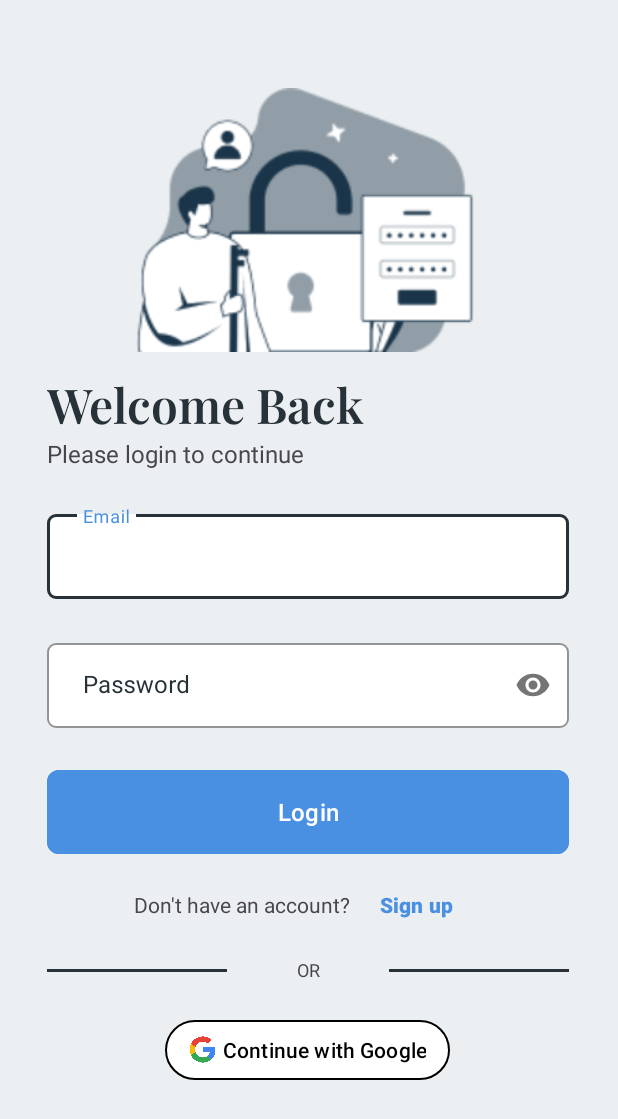
After one commit to denver0619/workwell, an Android app: the layout activity_auth_login.xml on its own in the app's theme, with its tools: preview values and no code run, on a phone screen of 412 x 824 dp. The commit adds this screen. Shown: the top 1119 px of the screen. Run offline under Robolectric (Android 15) with nearby library versions, the phone set to English and light mode, and no system bars.

Commit message:
added font, colors, styles, activity_auth_login.xml, and necessary drawables

```diff
--- a/app/src/main/AndroidManifest.xml
+++ b/app/src/main/AndroidManifest.xml
@@ -12,8 +12,11 @@
         android:supportsRtl="true"
         android:theme="@style/Theme.WorkWell"
         tools:targetApi="31">
+<!--        <activity-->
+<!--            android:name=".AuthLoginActivity"-->
+<!--            android:exported="false" />-->
         <activity
-            android:name=".MainActivity"
+            android:name=".AuthLoginActivity"
             android:exported="true">
             <intent-filter>
                 <action android:name="android.intent.action.MAIN" />
--- /dev/null
+++ b/app/src/main/java/com/digiview/workwell/AuthLoginActivity.java
@@ -0,0 +1,24 @@
+package com.digiview.workwell;
+
+import android.os.Bundle;
+
+import androidx.activity.EdgeToEdge;
+import androidx.appcompat.app.AppCompatActivity;
+import androidx.core.graphics.Insets;
+import androidx.core.view.ViewCompat;
+import androidx.core.view.WindowInsetsCompat;
+
+public class AuthLoginActivity extends AppCompatActivity {
+
+    @Override
+    protected void onCreate(Bundle savedInstanceState) {
+        super.onCreate(savedInstanceState);
+        EdgeToEdge.enable(this);
+        setContentView(R.layout.activity_auth_login);
+        ViewCompat.setOnApplyWindowInsetsListener(findViewById(R.id.main), (v, insets) -> {
+            Insets systemBars = insets.getInsets(WindowInsetsCompat.Type.systemBars());
+            v.setPadding(systemBars.left, systemBars.top, systemBars.right, systemBars.bottom);
+            return insets;
+        });
+    }
+}
--- /dev/null
+++ b/app/src/main/res/layout/activity_auth_login.xml
@@ -0,0 +1,218 @@
+<?xml version="1.0" encoding="utf-8"?>
+<androidx.constraintlayout.widget.ConstraintLayout xmlns:android="http://schemas.android.com/apk/res/android"
+    xmlns:app="http://schemas.android.com/apk/res-auto"
+    xmlns:tools="http://schemas.android.com/tools"
+    android:id="@+id/main"
+    android:layout_width="match_parent"
+    android:layout_height="match_parent"
+    tools:context=".AuthLoginActivity"
+    android:background="@color/neutral_white_color">
+
+    <LinearLayout
+        android:id="@+id/linearLayout"
+        android:layout_width="348dp"
+        android:layout_height="wrap_content"
+        android:orientation="vertical"
+        app:layout_constraintBottom_toBottomOf="parent"
+        app:layout_constraintEnd_toEndOf="parent"
+        app:layout_constraintHorizontal_bias="0.492"
+        app:layout_constraintStart_toStartOf="parent"
+        app:layout_constraintTop_toTopOf="parent"
+        app:layout_constraintVertical_bias="0.324">
+
+        <ImageView
+            android:id="@+id/imageViewLogin"
+            android:layout_width="244dp"
+            android:layout_height="197dp"
+            android:contentDescription="@string/login_img_description"
+            android:layout_gravity="center"
+            app:srcCompat="@drawable/login" />
+
+        <TextView
+            android:id="@+id/textViewLoginHeading"
+            android:layout_width="match_parent"
+            android:layout_height="wrap_content"
+            android:fontFamily="@font/playfair_display"
+            android:text="@string/welcome_msg"
+            android:textColor="@color/neutral_dark_color"
+            android:textSize="32sp"
+            app:fontVariationSettings="'wght' 600" />
+
+        <TextView
+            android:id="@+id/textViewLoginSubheading"
+            android:layout_width="match_parent"
+            android:layout_height="wrap_content"
+            android:text="@string/login_sub_header"
+            android:textSize="16sp" />
+
+        <com.google.android.material.textfield.TextInputLayout
+            style="@style/Widget.Custom.TextInputLayout"
+            android:layout_width="match_parent"
+            android:layout_height="wrap_content"
+            android:layout_marginTop="24dp"
+            android:textColorHint="@color/neutral_dark_color"
+            app:boxBackgroundColor="@color/white"
+            app:boxStrokeColor="@color/neutral_dark_color"
+            app:hintTextColor="@color/primary_color">
+
+            <com.google.android.material.textfield.TextInputEditText
+                android:id="@+id/textInputLoginEmail"
+                android:layout_width="match_parent"
+                android:layout_height="wrap_content"
+                android:hint="@string/email_hint"
+                android:inputType="textEmailAddress"
+                android:maxLines="1"
+                android:paddingStart="24dp"
+                android:paddingEnd="24dp"
+                android:textColor="@color/neutral_dark_color"
+                android:textSize="16sp" />
+        </com.google.android.material.textfield.TextInputLayout>
+
+        <com.google.android.material.textfield.TextInputLayout
+            style="@style/Widget.Custom.TextInputLayout"
+            android:layout_width="match_parent"
+            android:layout_height="wrap_content"
+            android:layout_marginTop="24dp"
+            android:textColorHint="@color/neutral_dark_color"
+            app:boxBackgroundColor="@color/white"
+            app:boxStrokeColor="@color/neutral_dark_color"
+            app:hintTextColor="@color/primary_color"
+            app:passwordToggleEnabled="true">
+
+            <com.google.android.material.textfield.TextInputEditText
+                android:id="@+id/textInputLoginPassword"
+                android:layout_width="match_parent"
+                android:layout_height="wrap_content"
+                android:hint="@string/password_hint"
+                android:inputType="textPassword"
+                android:paddingStart="24dp"
+                android:paddingEnd="24dp"
+                android:textSize="16sp" />
+        </com.google.android.material.textfield.TextInputLayout>
+
+        <Button
+            android:id="@+id/buttonEmailLogin"
+            style="@style/Widget.Material3.Button.TextButton"
+            android:layout_width="match_parent"
+            android:layout_height="64dp"
+            android:layout_marginTop="24dp"
+            android:backgroundTint="@color/primary_color"
+            android:text="@string/login_header"
+            android:textColor="@color/white"
+            android:textSize="16sp"
+            app:cornerRadius="8dp"
+            app:layout_constraintEnd_toEndOf="parent"
+            app:layout_constraintStart_toStartOf="parent" />
+
+        <LinearLayout
+            android:layout_width="match_parent"
+            android:layout_height="wrap_content"
+            android:layout_gravity="center"
+            android:layout_marginTop="16dp"
+            android:gravity="center"
+            android:orientation="horizontal"
+            app:layout_constraintEnd_toEndOf="parent"
+            app:layout_constraintStart_toStartOf="parent">
+
+            <TextView
+                android:id="@+id/textViewDontHaveAccount"
+                android:layout_width="wrap_content"
+                android:layout_height="wrap_content"
+                android:layout_weight="0"
+                android:text="@string/login_alternative"
+                android:textSize="14sp" />
+
+            <Button
+                android:id="@+id/buttonSignupRedirect"
+                android:layout_width="wrap_content"
+                android:layout_height="wrap_content"
+                android:layout_weight="0"
+                android:background="?attr/selectableItemBackground"
+                android:gravity="center"
+                android:minHeight="0dp"
+                android:padding="0dp"
+                android:text="@string/sign_up_header"
+                android:textColor="@color/primary_color"
+                android:textSize="14sp"
+                android:textStyle="bold"
+                tools:ignore="TouchTargetSizeCheck" />
+
+        </LinearLayout>
+
+        <LinearLayout
+            android:layout_width="match_parent"
+            android:layout_height="wrap_content"
+            android:layout_marginTop="16dp"
+            android:gravity="center"
+            android:orientation="vertical">
+
+            <RelativeLayout
+                android:id="@+id/relativeLayout"
+                android:layout_width="match_parent"
+                android:layout_height="27dp"
+                app:layout_constraintBottom_toBottomOf="parent"
+                app:layout_constraintEnd_toEndOf="parent"
+                app:layout_constraintHorizontal_bias="0.483"
+                app:layout_constraintStart_toStartOf="parent"
+                app:layout_constraintTop_toBottomOf="@+id/linearLayout"
+                app:layout_constraintVertical_bias="0.0">
+
+                <!-- Horizontal Line -->
+
+                <View
+
+                    android:layout_width="match_parent"
+                    android:layout_height="0.5dp"
+                    android:layout_alignParentTop="true"
+                    android:layout_alignParentBottom="true"
+                    android:layout_marginTop="13dp"
+                    android:layout_marginBottom="12dp"
+                    android:background="@color/neutral_dark_color" />
+
+                <TextView
+
+                    android:layout_width="40dp"
+                    android:layout_height="18dp"
+                    android:layout_alignParentStart="true"
+                    android:layout_alignParentTop="true"
+                    android:layout_alignParentEnd="true"
+                    android:layout_alignParentBottom="true"
+                    android:layout_marginStart="120dp"
+                    android:layout_marginTop="5dp"
+                    android:layout_marginEnd="120dp"
+                    android:layout_marginBottom="5dp"
+                    android:background="@color/white"
+                    android:backgroundTint="@color/neutral_white_color"
+                    android:gravity="center"
+                    android:text="@string/google_alternative"
+                    android:textSize="12sp"
+                    app:layout_constraintEnd_toEndOf="parent"
+                    app:layout_constraintStart_toStartOf="parent" />
+
+                <!-- Text on Top -->
+
+
+            </RelativeLayout>
+
+            <Button
+                android:id="@+id/buttonGoogleLogin"
+                style="@style/Widget.Material3.Button.TextButton"
+                android:layout_width="wrap_content"
+                android:layout_height="wrap_content"
+                android:layout_marginTop="16dp"
+                android:height="48dp"
+                android:paddingStart="16dp"
+                android:paddingEnd="16dp"
+                android:text="@string/login_google"
+                android:textColor="@color/black"
+                app:backgroundTint="@color/white"
+                app:icon="@drawable/ic_google"
+                app:iconTint="@null"
+                app:strokeWidth="1dp" />
+        </LinearLayout>
+
+
+    </LinearLayout>
+
+
+</androidx.constraintlayout.widget.ConstraintLayout>
--- a/app/src/main/res/values/colors.xml
+++ b/app/src/main/res/values/colors.xml
@@ -2,4 +2,9 @@
 <resources>
     <color name="black">#FF000000</color>
     <color name="white">#FFFFFFFF</color>
+    <color name="primary_color">#4A90E2</color>
+    <color name="secondary_color">#B3E5FC</color>
+    <color name="accent_color">#00BCD4</color>
+    <color name="neutral_dark_color">#263238</color>
+    <color name="neutral_white_color">#ECEFF1</color>
 </resources>
--- a/app/src/main/res/values/strings.xml
+++ b/app/src/main/res/values/strings.xml
@@ -1,3 +1,14 @@
 <resources>
     <string name="app_name">WorkWell</string>
+    <string name="welcome_msg">Welcome Back</string>
+    <string name="login_img_description">Login Image</string>
+    <string name="login_header">Login</string>
+    <string name="login_sub_header">Please login to continue</string>
+    <string name="email_hint">Email</string>
+    <string name="password_hint">Password</string>
+    <string name="re_renter_password_hint">Re-enter password</string>
+    <string name="login_alternative">Don\'t have an account?</string>
+    <string name="sign_up_header">Sign up</string>
+    <string name="google_alternative">OR</string>
+    <string name="login_google">Continue with Google</string>
 </resources>
--- /dev/null
+++ b/app/src/main/res/values/styles.xml
@@ -0,0 +1,17 @@
+<?xml version="1.0" encoding="utf-8"?>
+<resources>
+    <!-- Custom shape appearance overlay for rounded corners -->
+    <style name="Widget.Custom.TextInputLayout" parent="Widget.MaterialComponents.TextInputLayout.OutlinedBox">
+        <item name="shapeAppearanceOverlay">@style/ShapeAppearance.TextInputLayout.Rounded</item>
+    </style>
+
+    <style name="ShapeAppearance.TextInputLayout.Rounded" parent="ShapeAppearance.MaterialComponents.SmallComponent">
+        <!-- Define corner radius -->
+        <item name="cornerFamily">rounded</item>
+        <item name="cornerSize">6dp</item> <!-- Set your desired corner radius here -->
+    </style>
+
+    <style name="Widget.Custom.TextButtonLayout" parent="ShapeAppearance.MaterialComponents.SmallComponent">
+        <item name="cornerSize">16dp</item> <!-- Set desired corner radius -->
+    </style>
+</resources>
```
Also changed, not shown: app/src/main/res/drawable/ic_google.png (added), app/src/main/res/drawable/login.png (added), app/src/main/res/drawable/register.png (added), app/src/main/res/font/playfair_display.ttf (added).
